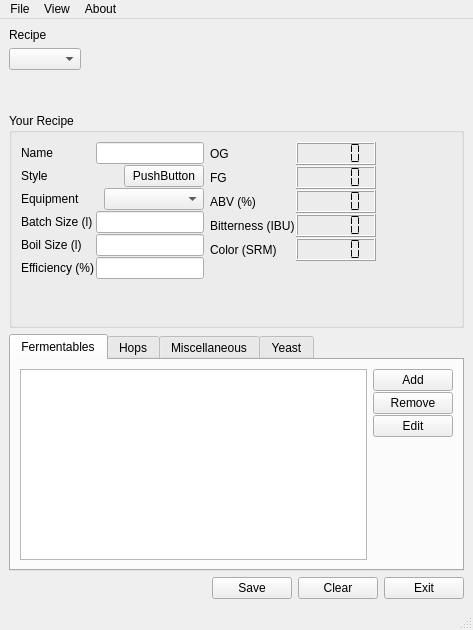
Before: the Qt Designer form mainWindow.ui in Brewtarget/brewtarget, drawn with Qt 5.
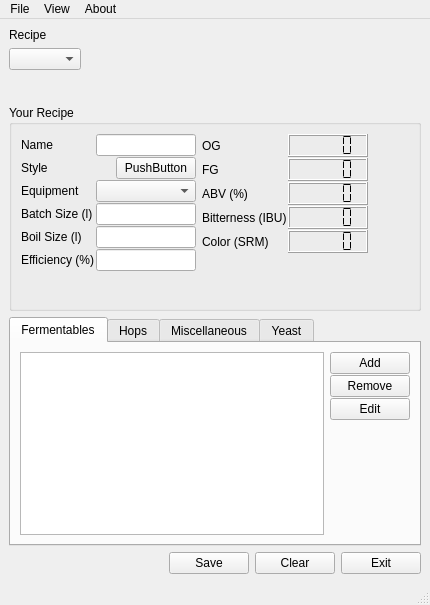
After: the same form once the commit is applied. Custom widgets are drawn as their Qt base class.

```diff
--- a/mainWindow.ui
+++ b/mainWindow.ui
@@ -5,8 +5,8 @@
    <rect>
     <x>0</x>
     <y>0</y>
-    <width>473</width>
-    <height>630</height>
+    <width>430</width>
+    <height>605</height>
    </rect>
   </property>
   <property name="windowTitle" >
@@ -17,8 +17,8 @@
     <rect>
      <x>0</x>
      <y>26</y>
-     <width>473</width>
-     <height>581</height>
+     <width>430</width>
+     <height>556</height>
     </rect>
    </property>
    <layout class="QVBoxLayout" name="verticalLayout_9" >
@@ -124,7 +124,7 @@
                </property>
                <property name="maximumSize" >
                 <size>
-                 <width>150</width>
+                 <width>100</width>
                  <height>16777215</height>
                 </size>
                </property>
@@ -232,7 +232,7 @@
                </property>
                <property name="maximumSize" >
                 <size>
-                 <width>150</width>
+                 <width>100</width>
                  <height>16777215</height>
                 </size>
                </property>
@@ -271,7 +271,7 @@
                </property>
                <property name="maximumSize" >
                 <size>
-                 <width>150</width>
+                 <width>100</width>
                  <height>16777215</height>
                 </size>
                </property>
@@ -310,7 +310,7 @@
                </property>
                <property name="maximumSize" >
                 <size>
-                 <width>150</width>
+                 <width>100</width>
                  <height>16777215</height>
                 </size>
                </property>
@@ -606,8 +606,8 @@
         <rect>
          <x>0</x>
          <y>0</y>
-         <width>451</width>
-         <height>180</height>
+         <width>408</width>
+         <height>172</height>
         </rect>
        </property>
        <attribute name="title" >
@@ -899,7 +899,7 @@
     <rect>
      <x>0</x>
      <y>0</y>
-     <width>473</width>
+     <width>430</width>
      <height>26</height>
     </rect>
    </property>
@@ -934,8 +934,8 @@
    <property name="geometry" >
     <rect>
      <x>0</x>
-     <y>607</y>
-     <width>473</width>
+     <y>582</y>
+     <width>430</width>
      <height>23</height>
     </rect>
    </property>
```
Left out of the diff: 6 changed lines with no effect on the pictures.
